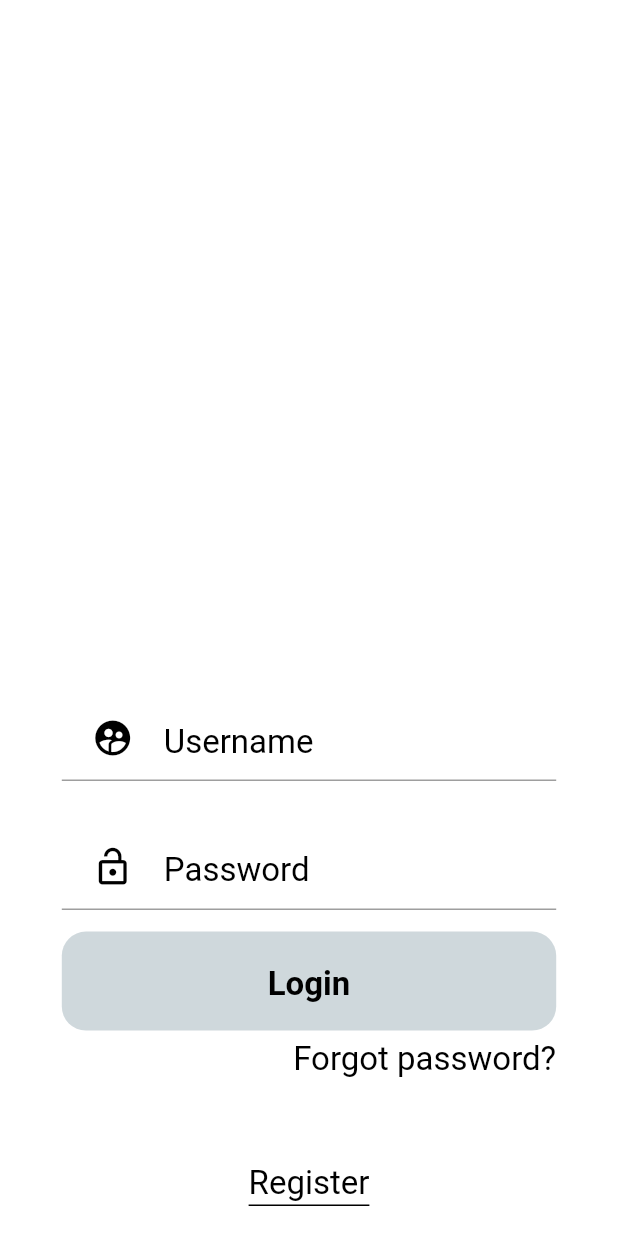
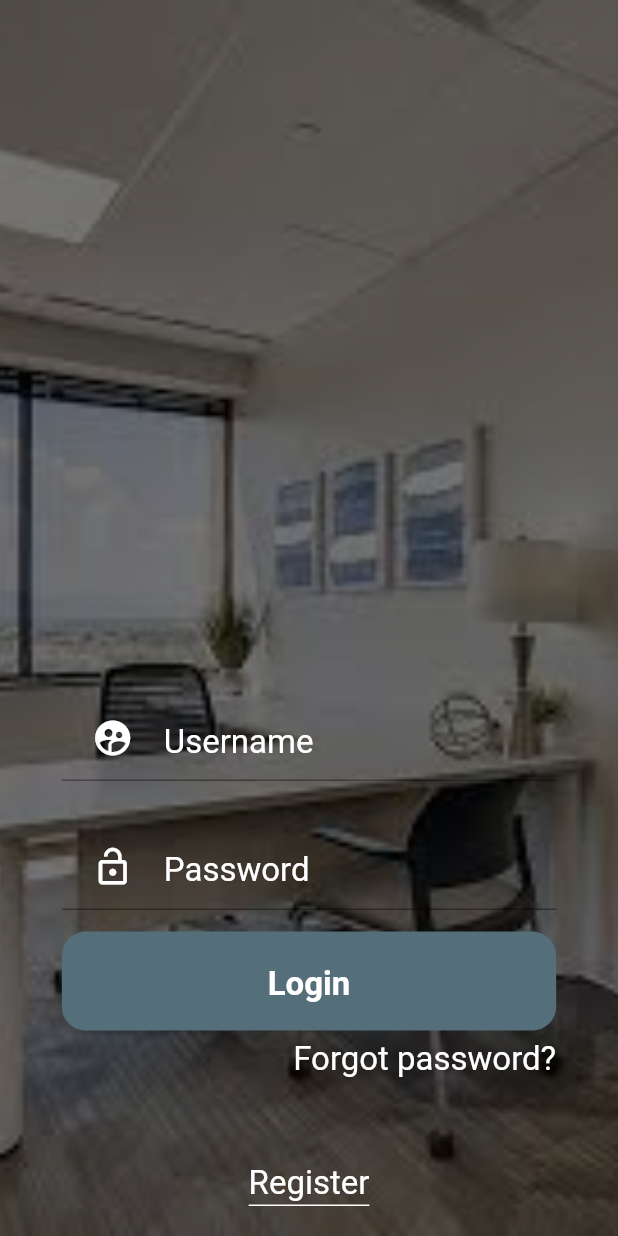
Before and after one commit to emin-alajbegovic/Meet-Go, a Flutter app: the screen it shows after launch, on a phone screen of 412 x 824 dp. Run offline on Flutter 3.47's test engine with Material 2 defaults, Android fonts, the phone set to English and light mode, and no system bars.

Commit message:
Small changes

```diff
--- a/MeetAndGo/MeetAndGo.Mobile/lib/PasswordInput.dart
+++ b/MeetAndGo/MeetAndGo.Mobile/lib/PasswordInput.dart
@@ -48,13 +48,13 @@ class PasswordInput extends StatelessWidget {
               border: UnderlineInputBorder(
                 borderSide: BorderSide(width: 1, color: Colors.black),
               ),
-              errorStyle: TextStyle(color: Colors.black,fontWeight: FontWeight.bold,fontSize: 14),
+              errorStyle: TextStyle(color: Colors.white,fontWeight: FontWeight.bold,fontSize: 14),
               prefixIcon: Padding(
                 padding: const EdgeInsets.symmetric(horizontal: 20.0),
                 child: Icon(
                   icon.icon,
                   size: 28,
-                  color: Colors.black,
+                  color: Colors.white,
                 ),
               ),
               hintText: hint,
--- a/MeetAndGo/MeetAndGo.Mobile/lib/TextInputField.dart
+++ b/MeetAndGo/MeetAndGo.Mobile/lib/TextInputField.dart
@@ -43,13 +43,13 @@ class TextInputField extends StatelessWidget {
               border: UnderlineInputBorder(
                 borderSide: BorderSide(width: 1, color: Colors.black),
               ),
-              errorStyle: TextStyle(color: Colors.black,fontWeight: FontWeight.bold,fontSize: 14),
+              errorStyle: TextStyle(color: Colors.white,fontWeight: FontWeight.bold,fontSize: 14),
               prefixIcon: Padding(
                 padding: const EdgeInsets.symmetric(horizontal: 20.0),
                 child: Icon(
                   icon.icon,
                   size: 28,
-                  color: Colors.black,
+                  color: Colors.white,
                 ),
               ),
               hintText: hint,
--- a/MeetAndGo/MeetAndGo.Mobile/lib/pages/Login.dart
+++ b/MeetAndGo/MeetAndGo.Mobile/lib/pages/Login.dart
@@ -30,7 +30,12 @@ class _LoginState extends State<Login> {
     return Stack(
       children: [
         Container(
-          color: Colors.white,
+          decoration: BoxDecoration(
+              image: DecorationImage(
+                  image: AssetImage('assets/office3.jpg'),
+                  fit: BoxFit.cover,
+                  colorFilter:
+                  ColorFilter.mode(Colors.black54, BlendMode.darken))),
         ),
         Form(
           key: _formKeyLogin,
@@ -60,7 +65,7 @@ class _LoginState extends State<Login> {
                       width: size.width * 0.8,
                       decoration: BoxDecoration(
                         borderRadius: BorderRadius.circular(16),
-                        color: Colors.blueGrey[100],
+                        color: Colors.blueGrey[600],
                       ),
                       child: TextButton(
                         onPressed: () async {
@@ -79,7 +84,7 @@ class _LoginState extends State<Login> {
                         child: Text(
                           'Login',
                           style: kBodyText.copyWith(
-                              fontWeight: FontWeight.bold, color: Colors.black),
+                              fontWeight: FontWeight.bold, color: Colors.white),
                         ),
                       ),
                     ),
@@ -118,7 +123,7 @@ class _LoginState extends State<Login> {
                     ),
                     decoration: BoxDecoration(
                         border: Border(
-                            bottom: BorderSide(width: 1, color: Colors.black))),
+                            bottom: BorderSide(width: 1, color: Colors.white))),
                   ),
                 ),
                 SizedBox(
--- a/MeetAndGo/MeetAndGo.Mobile/lib/pallete.dart
+++ b/MeetAndGo/MeetAndGo.Mobile/lib/pallete.dart
@@ -2,7 +2,7 @@ import 'package:flutter/cupertino.dart';
 import 'package:flutter/material.dart';
 
 const TextStyle kBodyText =
-TextStyle(fontSize: 22, color: Colors.black, height: 1.5);
+TextStyle(fontSize: 22, color: Colors.white, height: 1.5);
 
 const Color kWhite = Colors.white;
 const Color kBlue = Color(0xff5663ff);
```
Also changed, not shown: MeetAndGo/MeetAndGo.Mobile/lib/pages/Home.dart (+17 -28 lines), MeetAndGo/MeetAndGo.Mobile/lib/pages/Register.dart (+5 -8 lines), MeetAndGo/MeetAndGo.Mobile/lib/services/APIService.dart (+8 -10 lines), 1 other file.
